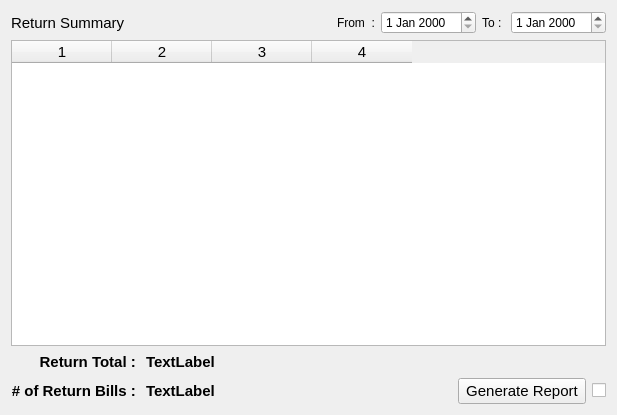
First picture: the form in estorecpp/returnsummary.ui, repository Watti/estorecpp, before the edit.
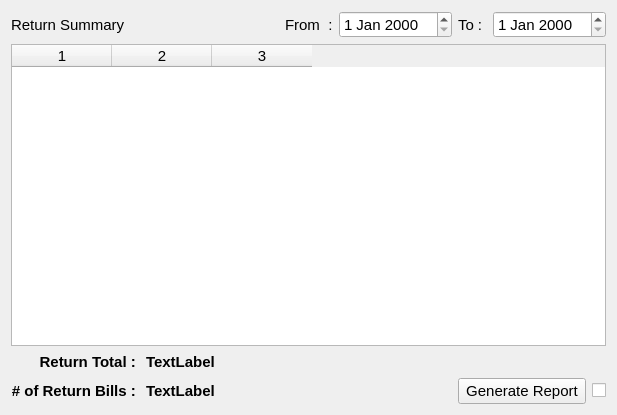
Second picture: the form after the edit. Icons and pictures are not drawn.

Commit message: sales and return summary ui improvements

What changed in the file:
```diff
--- a/estorecpp/returnsummary.ui
+++ b/estorecpp/returnsummary.ui
@@ -45,7 +45,7 @@
       <widget class="QLabel" name="label_3">
        <property name="font">
         <font>
-         <pointsize>9</pointsize>
+         <pointsize>11</pointsize>
         </font>
        </property>
        <property name="text">
@@ -57,7 +57,7 @@
       <widget class="QDateEdit" name="fromDate">
        <property name="font">
         <font>
-         <pointsize>9</pointsize>
+         <pointsize>11</pointsize>
         </font>
        </property>
       </widget>
@@ -66,7 +66,7 @@
       <widget class="QLabel" name="label_4">
        <property name="font">
         <font>
-         <pointsize>9</pointsize>
+         <pointsize>11</pointsize>
         </font>
        </property>
        <property name="text">
@@ -78,7 +78,7 @@
       <widget class="QDateEdit" name="toDate">
        <property name="font">
         <font>
-         <pointsize>9</pointsize>
+         <pointsize>11</pointsize>
         </font>
        </property>
       </widget>
@@ -104,7 +104,7 @@
       <number>0</number>
      </property>
      <property name="columnCount">
-      <number>4</number>
+      <number>3</number>
      </property>
      <attribute name="horizontalHeaderVisible">
       <bool>true</bool>
@@ -115,7 +115,6 @@
      <column/>
      <column/>
      <column/>
-     <column/>
     </widget>
    </item>
    <item>
```
The commit also changes 2 other files.
